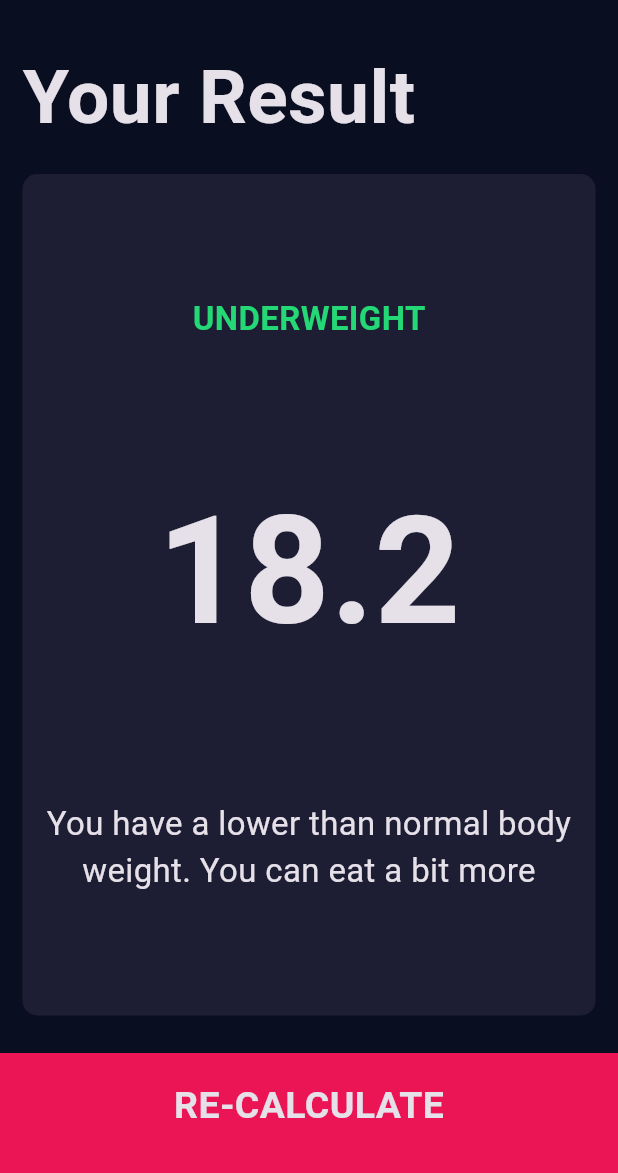
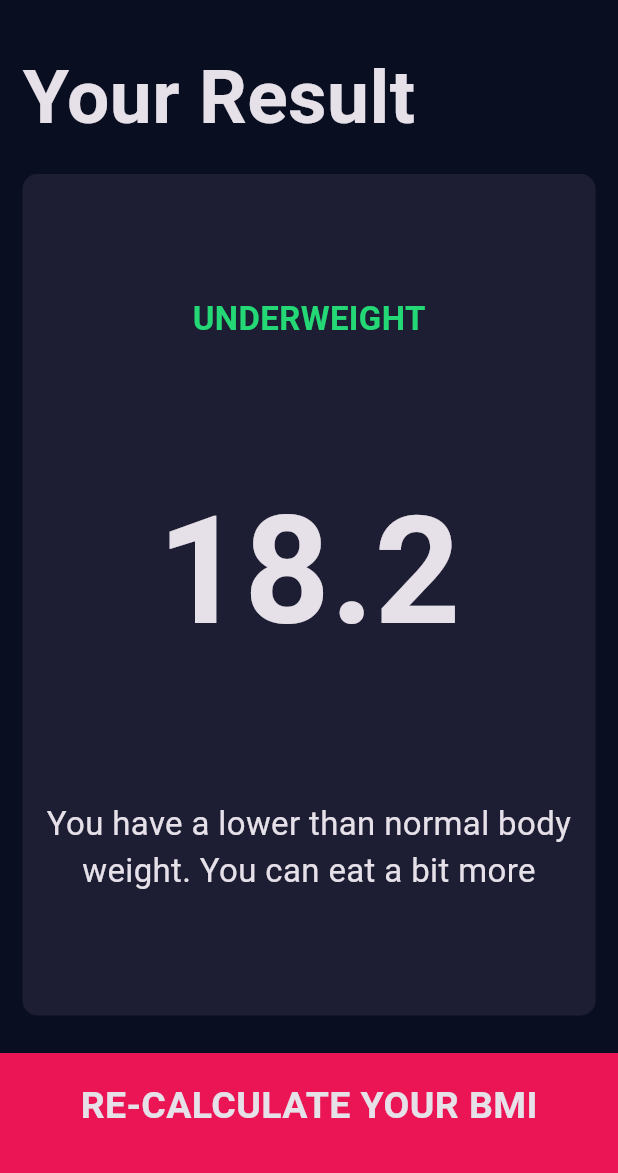
Before and after one commit to iDev-20/bmi_calculator, a Flutter app: the screen it shows after launch, after a tap on "CALCULATE", on a phone screen of 412 x 824 dp, the part 63-1236 px from its top. Run offline on Flutter 3.47's test engine with Material 3 defaults, Android fonts, the phone set to English and light mode, and no system bars; our stand-ins replace font_awesome_flutter.

Commit message:
Changed the button text in Results Page

```diff
--- a/lib/pages/input_page.dart
+++ b/lib/pages/input_page.dart
@@ -1,4 +1,4 @@
-import 'package:bmi_calculator/pages/result_page.dart';
+import 'package:bmi_calculator/pages/results_page.dart';
 import 'package:bmi_calculator/resources/calculator_brain.dart';
 import 'package:bmi_calculator/resources/constants.dart';
 import 'package:bmi_calculator/widgets/bottom_button.dart';
--- a/lib/pages/result_page.dart
+++ b/lib/pages/results_page.dart
@@ -52,7 +52,7 @@ class ResultsPage extends StatelessWidget {
             ),
           ),
           BottomButton(
-            buttonTitle: 'RE-CALCULATE',
+            buttonTitle: 'RE-CALCULATE YOUR BMI',
             onTap: () {
               Navigator.pop(context);
             },
```
